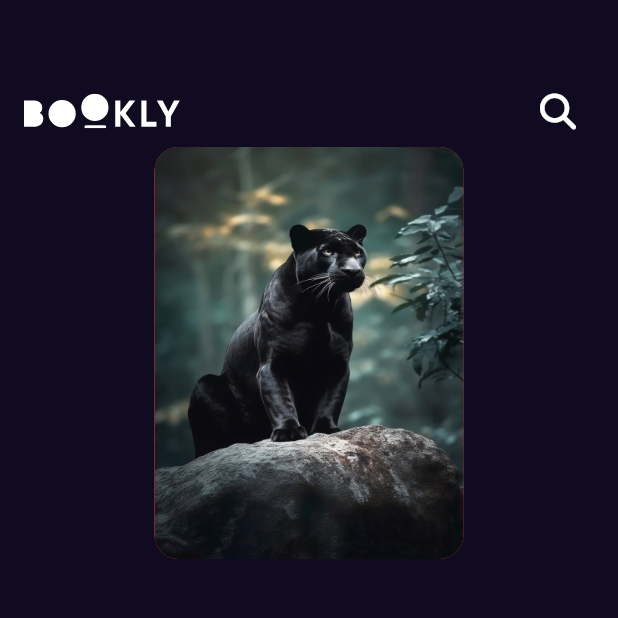
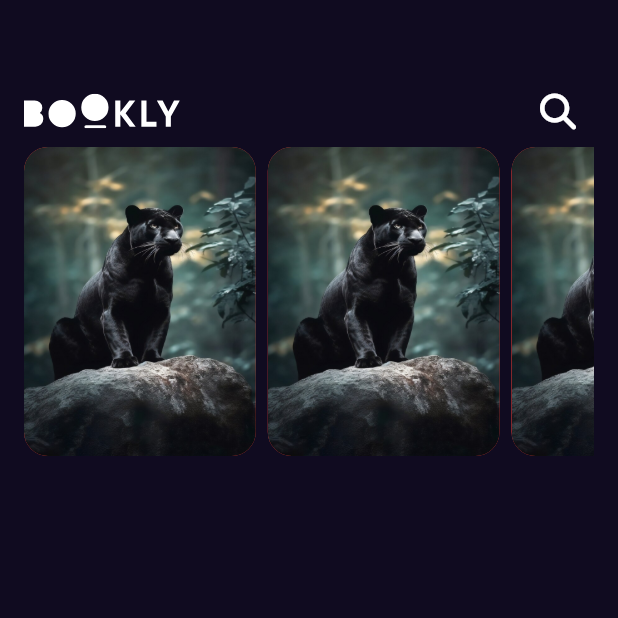
Before and after one commit to hamz491/Bookly, a Flutter app: the screen it shows after launch, on a phone screen of 412 x 824 dp, the top half of it. Run offline on Flutter 3.47's test engine with Material 3 defaults, Android fonts, the phone set to English and light mode, and no system bars; our stand-ins replace flutter_svg, font_awesome_flutter, get.

Commit message:
create CustomListView

```diff
--- a/lib/Features/Home/presentation/View/HomeView.dart
+++ b/lib/Features/Home/presentation/View/HomeView.dart
@@ -13,10 +13,32 @@ class HomeView extends StatelessWidget {
         child: Column(
           children: [
             CustomAppBar(),
-            BookCard(),
+            Custom_ListView(),
           ],
         ),
       ),
     );
   }
 }
+
+class Custom_ListView extends StatelessWidget {
+  const Custom_ListView({super.key});
+
+  @override
+  Widget build(BuildContext context) {
+    return SizedBox(
+      height: MediaQuery.of(context).size.height * .25,
+      child: ListView.builder(
+        scrollDirection: Axis.horizontal,
+        physics: const BouncingScrollPhysics(),
+        itemCount: 10,
+        itemBuilder: (context, index) {
+          return const Padding(
+            padding: EdgeInsets.only(right: 8),
+            child: BookCard(),
+          );
+        },
+      ),
+    );
+  }
+}
--- a/lib/Features/Splash/Preserntaion/view/Widgets/Custom_bookCard.dart
+++ b/lib/Features/Splash/Preserntaion/view/Widgets/Custom_bookCard.dart
@@ -7,7 +7,7 @@ class BookCard extends StatelessWidget {
   @override
   Widget build(BuildContext context) {
     return SizedBox(
-      width: MediaQuery.of(context).size.height * .25,
+      height: MediaQuery.of(context).size.height * .25,
       child: AspectRatio(
         aspectRatio: 3 / 4,
         child: Container(
```
